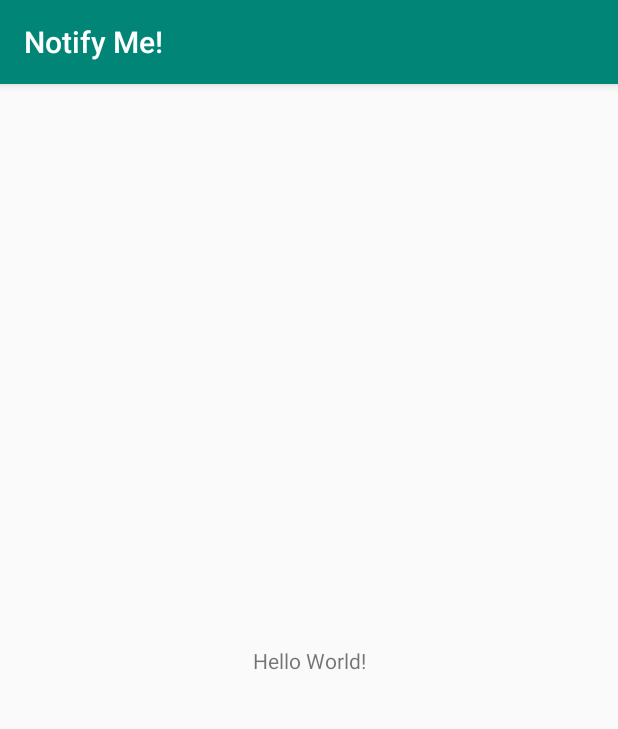
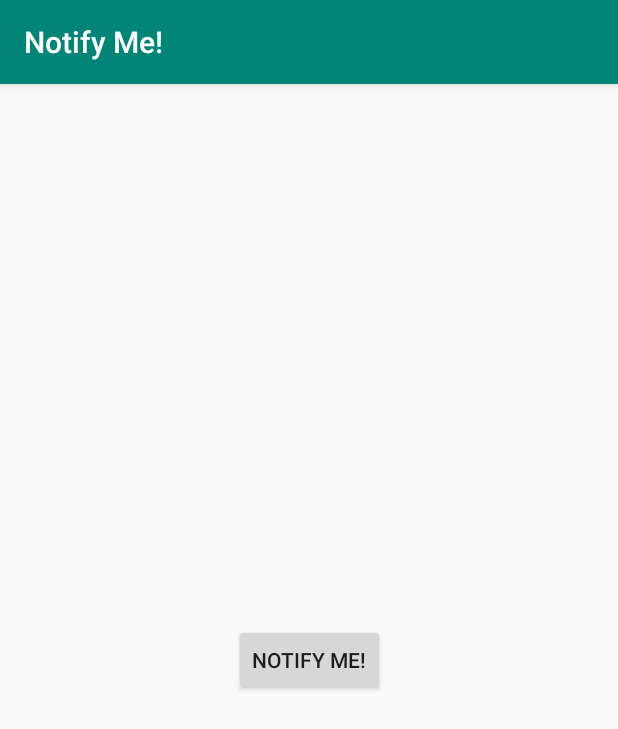
Before and after one commit to joabetc/android_NotifyMe, an Android app: the screen it shows after launch (MainActivity), on a phone screen of 412 x 824 dp. Shown: the top 729 px of the screen. Run offline under Robolectric (Android 15) with nearby library versions, the phone set to English and light mode, and no system bars.

Commit message:
Creating the layout

```diff
--- a/app/src/main/java/com/joabe/notifyme/MainActivity.java
+++ b/app/src/main/java/com/joabe/notifyme/MainActivity.java
@@ -3,12 +3,28 @@ package com.joabe.notifyme;
 import androidx.appcompat.app.AppCompatActivity;
 
 import android.os.Bundle;
+import android.view.View;
+import android.widget.Button;
 
 public class MainActivity extends AppCompatActivity {
+
+    private Button button_notify;
 
     @Override
     protected void onCreate(Bundle savedInstanceState) {
         super.onCreate(savedInstanceState);
         setContentView(R.layout.activity_main);
+
+        button_notify = findViewById(R.id.notify);
+        button_notify.setOnClickListener(new View.OnClickListener() {
+            @Override
+            public void onClick(View view) {
+                sendNotification();
+            }
+        });
+    }
+
+    public void sendNotification() {
+
     }
 }
--- a/app/src/main/res/layout/activity_main.xml
+++ b/app/src/main/res/layout/activity_main.xml
@@ -6,13 +6,13 @@
     android:layout_height="match_parent"
     tools:context=".MainActivity">
 
-    <TextView
+    <Button
+        android:id="@+id/notify"
         android:layout_width="wrap_content"
         android:layout_height="wrap_content"
-        android:text="Hello World!"
+        android:text="@string/notify_me"
         app:layout_constraintBottom_toBottomOf="parent"
-        app:layout_constraintLeft_toLeftOf="parent"
-        app:layout_constraintRight_toRightOf="parent"
+        app:layout_constraintEnd_toEndOf="parent"
+        app:layout_constraintStart_toStartOf="parent"
         app:layout_constraintTop_toTopOf="parent" />
-
 </androidx.constraintlayout.widget.ConstraintLayout>
--- a/app/src/main/res/values/strings.xml
+++ b/app/src/main/res/values/strings.xml
@@ -1,3 +1,4 @@
 <resources>
     <string name="app_name">Notify Me!</string>
+    <string name="notify_me">Notify Me!</string>
 </resources>
```
